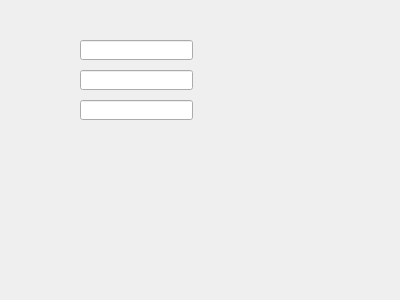
Old version of the form templateprinter.ui in the repository GreatBlambo/GX430t-Label-Printer.
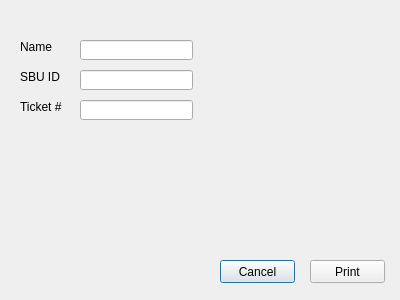
New version of the form.

```diff
--- a/templateprinter.ui
+++ b/templateprinter.ui
@@ -43,6 +43,71 @@
     </rect>
    </property>
   </widget>
+  <widget class="QPushButton" name="Cancel">
+   <property name="geometry">
+    <rect>
+     <x>220</x>
+     <y>260</y>
+     <width>75</width>
+     <height>23</height>
+    </rect>
+   </property>
+   <property name="text">
+    <string>Cancel</string>
+   </property>
+  </widget>
+  <widget class="QPushButton" name="Print">
+   <property name="geometry">
+    <rect>
+     <x>310</x>
+     <y>260</y>
+     <width>75</width>
+     <height>23</height>
+    </rect>
+   </property>
+   <property name="text">
+    <string>Print</string>
+   </property>
+  </widget>
+  <widget class="QLabel" name="label">
+   <property name="geometry">
+    <rect>
+     <x>20</x>
+     <y>40</y>
+     <width>47</width>
+     <height>13</height>
+    </rect>
+   </property>
+   <property name="text">
+    <string>Name</string>
+   </property>
+  </widget>
+  <widget class="QLabel" name="label_2">
+   <property name="geometry">
+    <rect>
+     <x>20</x>
+     <y>70</y>
+     <width>47</width>
+     <height>13</height>
+    </rect>
+   </property>
+   <property name="text">
+    <string>SBU ID</string>
+   </property>
+  </widget>
+  <widget class="QLabel" name="label_3">
+   <property name="geometry">
+    <rect>
+     <x>20</x>
+     <y>100</y>
+     <width>47</width>
+     <height>13</height>
+    </rect>
+   </property>
+   <property name="text">
+    <string>Ticket #</string>
+   </property>
+  </widget>
  </widget>
  <resources/>
  <connections/>
```
Left out of the diff: 2 changed lines with no effect on the pictures.
